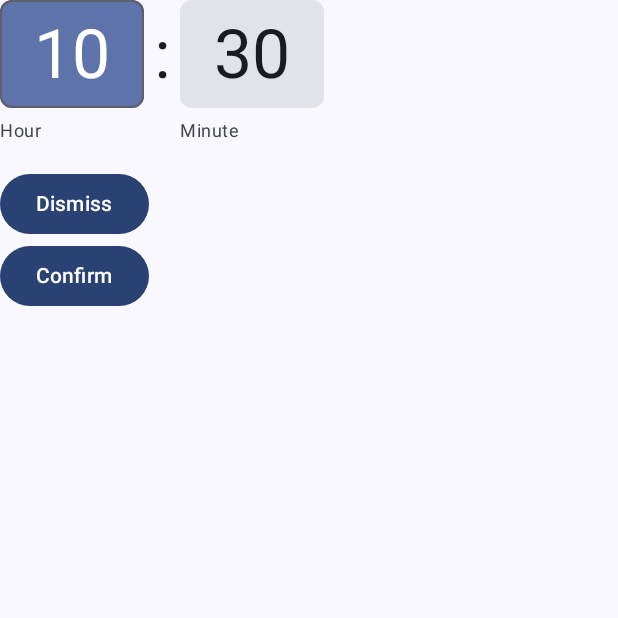
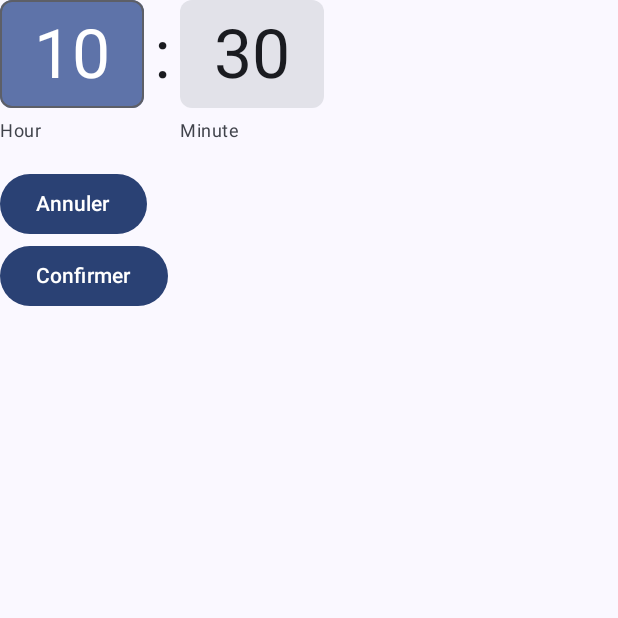
Before and after one commit to demoven/AnimalPark, an Android app built with Jetpack Compose: the composable DialTimePicker shown on its own in the app's theme, on a phone screen of 412 x 824 dp, the top half of it. Run offline under Robolectric (Android 15) with nearby library versions, the phone set to English and light mode, and no system bars; 1 statement that could not run was skipped.

Commit message:
UpperCase service / name button timePicker

```diff
--- a/app/src/main/java/fr/isen/animalpark/screens/biomelistscreen/BiomeListScreen.kt
+++ b/app/src/main/java/fr/isen/animalpark/screens/biomelistscreen/BiomeListScreen.kt
@@ -86,6 +86,7 @@ fun BiomeListScreen(biomes: List<Biome>, databaseReference: DatabaseReference, e
                         enclosureRef.child("meal").addValueEventListener(object : ValueEventListener {
                             override fun onDataChange(snapshot: DataSnapshot) {
                                 mealTime = snapshot.getValue(String::class.java) ?: enclosure.meal
+                                enclosure.meal = mealTime
                             }
 
                             override fun onCancelled(error: DatabaseError) {
@@ -208,7 +209,7 @@ fun BiomeListScreen(biomes: List<Biome>, databaseReference: DatabaseReference, e
                                     colorFilter = if(service.availability)  ColorFilter.tint(colorResource(id = R.color.green)) else ColorFilter.tint(colorResource(id = R.color.red))
                                 )
                                 Text(
-                                    text = service.name,
+                                    text = service.name.replaceFirstChar { it.uppercase() },
                                     modifier = Modifier.padding(start = 8.dp),
                                     style = MaterialTheme.typography.labelLarge,
                                     fontSize = 20.sp
--- a/app/src/main/java/fr/isen/animalpark/tools/TimePicker.kt
+++ b/app/src/main/java/fr/isen/animalpark/tools/TimePicker.kt
@@ -9,6 +9,8 @@ import androidx.compose.material3.TimeInput
 import androidx.compose.material3.TimePickerState
 import androidx.compose.material3.rememberTimePickerState
 import androidx.compose.runtime.Composable
+import androidx.compose.ui.platform.LocalContext
+import fr.isen.animalpark.R
 
 @OptIn(ExperimentalMaterial3Api::class)
 @Composable
@@ -16,6 +18,7 @@ fun DialTimePicker(
     onConfirm: (TimePickerState) -> Unit,
     onDismiss: () -> Unit,
 ){
+    val context = LocalContext.current
     val currentTime = Calendar.getInstance()
     val timePickerState = rememberTimePickerState(
         initialHour = currentTime.get(Calendar.HOUR_OF_DAY),
@@ -26,10 +29,10 @@ fun DialTimePicker(
     Column {
         TimeInput(state = timePickerState)
         Button(onClick = onDismiss) {
-            Text("Dismiss")
+            Text(context.getString(R.string.cancel))
         }
         Button (onClick = { onConfirm(timePickerState) }) {
-            Text("Confirm")
+            Text(context.getString(R.string.confirm))
         }
     }
 }
```
